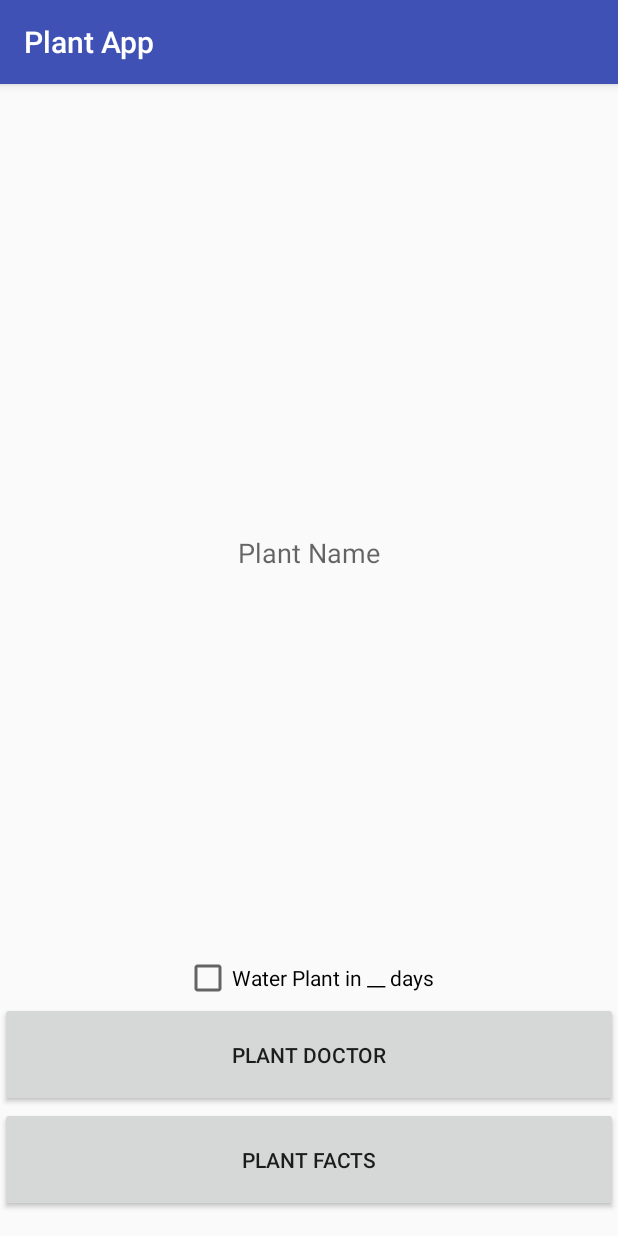
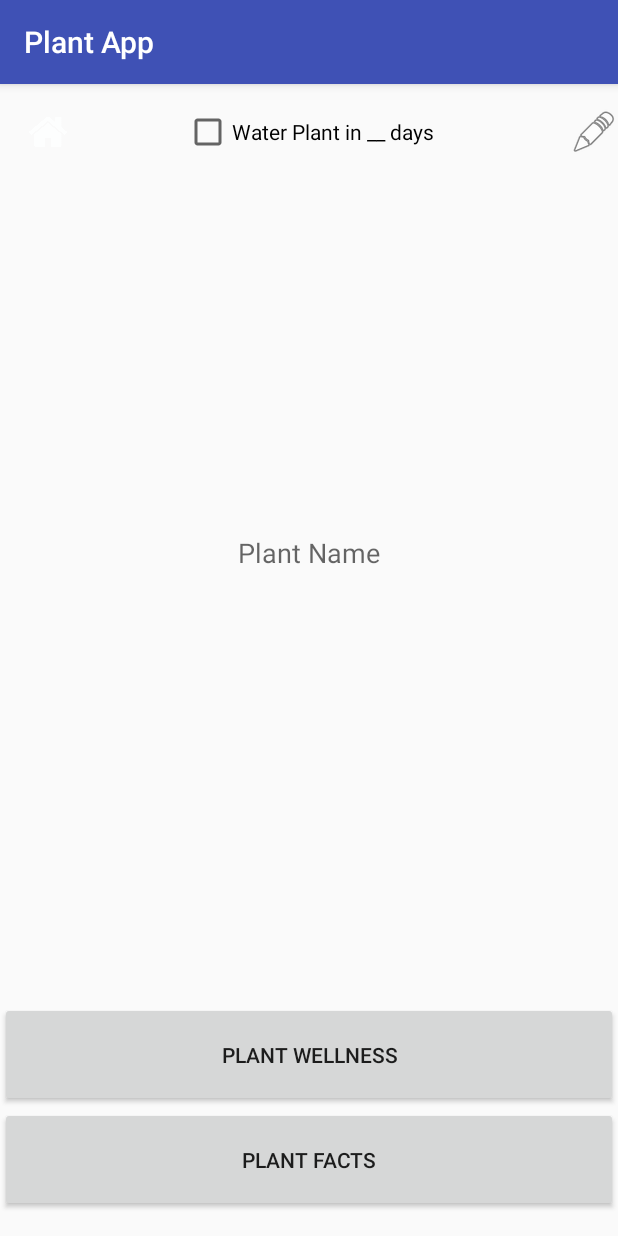
Before and after one commit to joshmlee/PlantApp, an Android app: the PlantProfile screen opened directly, with no data from a screen before it, on a phone screen of 412 x 824 dp. Run offline under Robolectric (Android 15) with nearby library versions, the phone set to English and light mode, and no system bars.

Commit message:
plant facts and wellness activities

```diff
--- a/app/src/main/AndroidManifest.xml
+++ b/app/src/main/AndroidManifest.xml
@@ -15,7 +15,9 @@
                 <category android:name="android.intent.category.LAUNCHER" />
             </intent-filter>
         </activity>
-        <activity android:name=".PlantProfile"></activity>
+        <activity android:name=".PlantProfile" />
+        <activity android:name=".plantfacts" />
+        <activity android:name=".plantwellness"></activity>
     </application>
 
 </manifest>
--- a/app/src/main/java/com/example/joshualee/plantapp/PlantProfile.java
+++ b/app/src/main/java/com/example/joshualee/plantapp/PlantProfile.java
@@ -1,13 +1,37 @@
 package com.example.joshualee.plantapp;
 
+import android.content.Intent;
 import android.support.v7.app.AppCompatActivity;
 import android.os.Bundle;
+import android.view.View;
+import android.widget.Button;
 
 public class PlantProfile extends AppCompatActivity {
 
+    private Button plantWellness;
+    private Button plantFacts;
     @Override
     protected void onCreate(Bundle savedInstanceState) {
         super.onCreate(savedInstanceState);
         setContentView(R.layout.activity_plant_profile);
+
+        plantWellness = (Button) findViewById(R.id.WellnessButton);
+        plantFacts = (Button) findViewById(R.id.FactsButton);
+
+        plantWellness.setOnClickListener(new View.OnClickListener() {
+            @Override
+            public void onClick(View v) {
+                Intent intent = new Intent(PlantProfile.this, plantwellness.class);
+                startActivity(intent);
+            }
+        });
+
+        plantFacts.setOnClickListener(new View.OnClickListener() {
+            @Override
+            public void onClick(View v) {
+                Intent intent = new Intent(PlantProfile.this, plantfacts.class);
+                startActivity(intent);
+            }
+        });
     }
 }
--- a/app/src/main/res/layout/activity_plant_profile.xml
+++ b/app/src/main/res/layout/activity_plant_profile.xml
@@ -21,8 +21,8 @@
     <Button
         android:layout_width="600dp"
         android:layout_height="70dp"
-        android:text="Plant Doctor"
-        android:id="@+id/DoctorButton"
+        android:text="Plant Wellness"
+        android:id="@+id/WellnessButton"
         android:layout_above="@+id/FactsButton"
         android:layout_centerHorizontal="true"
         android:clickable="true" />
@@ -68,4 +68,22 @@
         android:layout_alignParentEnd="true"
         android:layout_toEndOf="@+id/imageViewPlant" />
 
+    <ImageView
+        android:layout_width="wrap_content"
+        android:layout_height="wrap_content"
+        android:id="@+id/imageView"
+        android:src="@android:drawable/ic_menu_edit"
+        android:layout_alignParentTop="true"
+        android:layout_alignEnd="@+id/imageViewEdit" />
+
+    <ImageView
+        android:layout_width="wrap_content"
+        android:layout_height="wrap_content"
+        android:id="@+id/imageView2"
+        android:layout_alignParentTop="true"
+        android:layout_alignParentStart="true"
+        android:src="@drawable/homebutton"
+        android:layout_toStartOf="@+id/imageViewPlant"
+        android:layout_alignBottom="@+id/imageView" />
+
 </RelativeLayout>
```
Also changed, not shown: app/src/main/java/com/example/joshualee/plantapp/plantfacts.java (added, +13 -0 lines), app/src/main/java/com/example/joshualee/plantapp/plantwellness.java (added, +13 -0 lines), app/src/main/res/layout/activity_plantfacts.xml (added, +12 -0 lines), app/src/main/res/layout/activity_plantwellness.xml (added, +12 -0 lines).
